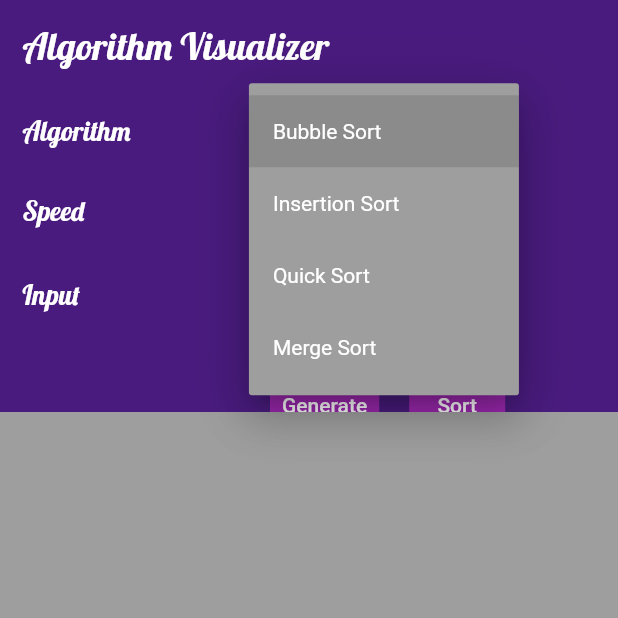
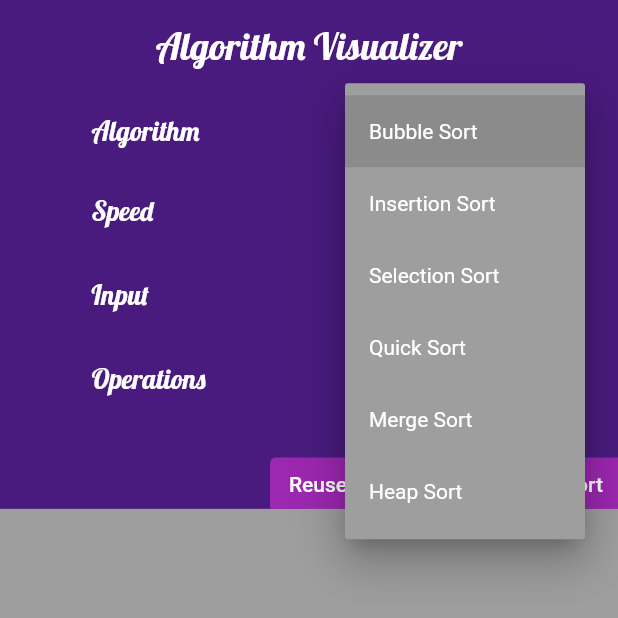
Before and after one commit to YMT-Yamete/Algorithm-Visualizer, a Flutter app: the screen it shows after launch, after a tap on "Bubble Sort", on a phone screen of 412 x 824 dp, the top half of it. Run offline on Flutter 3.47's test engine with Material 2 defaults, Android fonts, the phone set to English and light mode, and no system bars; our stand-ins replace syncfusion_flutter_charts.

Commit message:
commit 2

```diff
--- a/lib/pages/home_page.dart
+++ b/lib/pages/home_page.dart
@@ -1,31 +1,113 @@
-import 'dart:ffi';
+import 'dart:isolate';
 
+import 'package:algorithm_visualizer/algorithms/bubble_sort.dart';
+import 'package:algorithm_visualizer/algorithms/insertion_sort.dart';
 import 'package:flutter/material.dart';
 import 'package:flutter/services.dart';
+import 'dart:math';
+import 'package:syncfusion_flutter_charts/sparkcharts.dart';
 
 class HomePage extends StatefulWidget {
   const HomePage({super.key});
-
   @override
   State<HomePage> createState() => _HomePageState();
 }
 
 class _HomePageState extends State<HomePage> {
-  String defaultAlgorithm = "Bubble Sort";
+  // algorithm list
+  List<String> algorithmList = [
+    'Bubble Sort',
+    'Insertion Sort',
+    'Selection Sort',
+    'Quick Sort',
+    'Merge Sort',
+    'Heap Sort'
+  ];
+
+  //default data
+  String chosenAlgorithm = "Bubble Sort";
   double speed = 100.0;
   int numOfInput = 30;
+
+  List<num> generatedNumbers = [];
+  List<num> chartData = [];
+  int numberOfOperations = 0;
+
+  // update the chart UI & operations
+  updateChart(newData) {
+    setState(() {
+      chartData = List.from(newData);
+    });
+    numberOfOperations++;
+  }
+
+  // generate random numbers and show them on chart
+  randomGenerate(numOfInput) {
+    generatedNumbers.clear();
+    var ran = Random();
+    for (var i = 0; i < numOfInput; i++) {
+      int generatedNumber = ran.nextInt(100);
+      setState(() {
+        generatedNumbers.add(generatedNumber);
+      });
+    }
+    setState(() {
+      chartData = List.from(generatedNumbers);
+    });
+  }
+
+  // reuse previously generated data
+  reuseData() {
+    chartData = List.from(generatedNumbers);
+  }
+
+  // sort data
+  sort(algorithm, speed) async {
+    final receivePort = ReceivePort();
+    // run algorithms in separate thread and send data back to main thread
+    switch (algorithm) {
+      case "Bubble Sort":
+        {
+          await Isolate.spawn(
+              bubbleSort, [receivePort.sendPort, chartData, speed]);
+        }
+        break;
+      case "Insertion Sort":
+        {
+          await Isolate.spawn(
+              insertionSort, [receivePort.sendPort, chartData, speed]);
+        }
+        break;
+      case "Selection Sort":
+        {}
+        break;
+      case "Quick Sort":
+        {}
+        break;
+      case "Merge Sort":
+        {}
+        break;
+      case "Heap Sort":
+        {}
+        break;
+    }
+    receivePort.listen((newData) {
+      updateChart(newData);
+    });
+  }
+
   @override
   Widget build(BuildContext context) {
     return Scaffold(
       body: Column(
         children: [
           Expanded(
-            flex: 1,
+            flex: 7,
             child: Container(
               color: const Color.fromARGB(255, 73, 27, 126),
               width: MediaQuery.of(context).size.width,
               child: Column(
-                crossAxisAlignment: CrossAxisAlignment.start,
+                crossAxisAlignment: CrossAxisAlignment.center,
                 children: [
                   const Padding(
                     padding: EdgeInsets.all(15.0),
@@ -39,8 +121,11 @@ class _HomePageState extends State<HomePage> {
                     ),
                   ),
                   Row(
+                    mainAxisAlignment: MainAxisAlignment.center,
                     children: [
-                      const Padding(
+                      const SizedBox(
+                        width: 120,
+                        child: Padding(
                           padding: EdgeInsets.all(15.0),
                           child: Text(
                             "Algorithm",
@@ -51,17 +136,18 @@ class _HomePageState extends State<HomePage> {
                             ),
                           ),
                         ),
+                      ),
                       const SizedBox(
                         width: 80,
                       ),
                       SizedBox(
-                        width: 140,
+                        width: 120,
                         child: Theme(
                           data: Theme.of(context).copyWith(
                             canvasColor: Colors.grey,
                           ),
                           child: DropdownButton<String>(
-                            value: defaultAlgorithm,
+                            value: chosenAlgorithm,
                             icon: const Icon(
                               Icons.arrow_downward,
                               color: Colors.white,
@@ -74,15 +160,12 @@ class _HomePageState extends State<HomePage> {
                             ),
                             onChanged: (String? newValue) {
                               setState(() {
-                                defaultAlgorithm = newValue!;
+                                chosenAlgorithm = newValue!;
                               });
                             },
-                            items: <String>[
-                              'Bubble Sort',
-                              'Insertion Sort',
-                              'Quick Sort',
-                              'Merge Sort'
-                            ].map<DropdownMenuItem<String>>((String value) {
+                            // algorithm list
+                            items: algorithmList
+                                .map<DropdownMenuItem<String>>((String value) {
                               return DropdownMenuItem<String>(
                                 value: value,
                                 child: Text(value),
@@ -94,8 +177,11 @@ class _HomePageState extends State<HomePage> {
                     ],
                   ),
                   Row(
+                    mainAxisAlignment: MainAxisAlignment.center,
                     children: [
-                      const Padding(
+                      const SizedBox(
+                        width: 120,
+                        child: Padding(
                           padding: EdgeInsets.all(15.0),
                           child: Text(
                             "Speed",
@@ -106,10 +192,13 @@ class _HomePageState extends State<HomePage> {
                             ),
                           ),
                         ),
+                      ),
                       const SizedBox(
-                        width: 85,
+                        width: 55,
                       ),
-                      SliderTheme(
+                      SizedBox(
+                        width: 145,
+                        child: SliderTheme(
                           data: const SliderThemeData(
                             activeTrackColor: Colors.white,
                             thumbColor: Colors.white,
@@ -117,7 +206,7 @@ class _HomePageState extends State<HomePage> {
                                 RoundSliderThumbShape(enabledThumbRadius: 10),
                           ),
                           child: Slider(
-                          min: 0.0,
+                            min: 1.0,
                             max: 100.0,
                             value: speed,
                             onChanged: (value) {
@@ -127,11 +216,15 @@ class _HomePageState extends State<HomePage> {
                             },
                           ),
                         ),
+                      ),
                     ],
                   ),
                   Row(
+                    mainAxisAlignment: MainAxisAlignment.center,
                     children: [
-                      const Padding(
+                      const SizedBox(
+                        width: 120,
+                        child: Padding(
                           padding: EdgeInsets.all(15.0),
                           child: Text(
                             "Input",
@@ -142,11 +235,12 @@ class _HomePageState extends State<HomePage> {
                             ),
                           ),
                         ),
+                      ),
                       const SizedBox(
-                        width: 110,
+                        width: 80,
                       ),
                       SizedBox(
-                        width: 150,
+                        width: 120,
                         child: TextFormField(
                           initialValue: numOfInput.toString(),
                           onChanged: (input) {
@@ -174,8 +268,42 @@ class _HomePageState extends State<HomePage> {
                       ),
                     ],
                   ),
+                  Row(
+                    mainAxisAlignment: MainAxisAlignment.center,
+                    children: [
+                      const SizedBox(
+                        width: 120,
+                        child: Padding(
+                          padding: EdgeInsets.all(15.0),
+                          child: Text(
+                            "Operations",
+                            style: TextStyle(
+                              color: Colors.white,
+                              fontSize: 18,
+                              fontFamily: "Lobster",
+                            ),
+                          ),
+                        ),
+                      ),
+                      const SizedBox(
+                        width: 80,
+                      ),
+                      SizedBox(
+                        width: 120,
+                        child: Text(
+                          numberOfOperations.toString(),
+                          style: const TextStyle(
+                            color: Colors.white,
+                            fontSize: 18,
+                            fontFamily: "Lobster",
+                          ),
+                        ),
+                      ),
+                    ],
+                  ),
                   const SizedBox(height: 20),
                   Row(
+                    mainAxisAlignment: MainAxisAlignment.center,
                     children: [
                       const SizedBox(width: 180),
                       TextButton(
@@ -186,7 +314,24 @@ class _HomePageState extends State<HomePage> {
                               MaterialStateProperty.all<Color>(Colors.purple),
                         ),
                         onPressed: () {
-                          // TODO: Generate random numbers and display blocks on UI
+                          setState(() {
+                            reuseData();
+                          });
+                        },
+                        child: const Text('Reuse'),
+                      ),
+                      const SizedBox(width: 20),
+                      TextButton(
+                        style: ButtonStyle(
+                          foregroundColor:
+                              MaterialStateProperty.all<Color>(Colors.white),
+                          backgroundColor:
+                              MaterialStateProperty.all<Color>(Colors.purple),
+                        ),
+                        onPressed: () {
+                          setState(() {
+                            randomGenerate(numOfInput);
+                          });
                         },
                         child: const Text('Generate'),
                       ),
@@ -198,8 +343,11 @@ class _HomePageState extends State<HomePage> {
                           backgroundColor:
                               MaterialStateProperty.all<Color>(Colors.purple),
                         ),
-                        onPressed: () {
-                          //TODO: Sort according to chosen algorithm
+                        onPressed: () async {
+                          setState(() {
+                            numberOfOperations = 0;
+                          });
+                          await sort(chosenAlgorithm, speed.toInt());
                         },
                         child: const Text('Sort'),
                       ),
@@ -210,11 +358,17 @@ class _HomePageState extends State<HomePage> {
             ),
           ),
           Expanded(
-            flex: 2,
+            flex: 10,
             child: Container(
               color: Colors.grey,
               width: MediaQuery.of(context).size.width,
-              child: Column(),
+              child: (chartData.isEmpty)
+                  ? null
+                  : SfSparkBarChart(
+                      color: Colors.black,
+                      labelDisplayMode: SparkChartLabelDisplayMode.all,
+                      data: chartData,
+                    ),
             ),
           ),
         ],
--- a/pubspec.yaml
+++ b/pubspec.yaml
@@ -36,6 +36,8 @@ dependencies:
   # The following adds the Cupertino Icons font to your application.
   # Use with the CupertinoIcons class for iOS style icons.
   cupertino_icons: ^1.0.2
+  flutter_responsive: ^1.1.0
+  syncfusion_flutter_charts: ^20.2.50
 
 dev_dependencies:
   flutter_test:
```
Also changed, not shown: lib/algorithms/bubble_sort.dart (added, +21 -0 lines), lib/algorithms/insertion_sort.dart (added, +19 -0 lines), pubspec.lock. Lines whose indentation alone changed are shown as unchanged.
